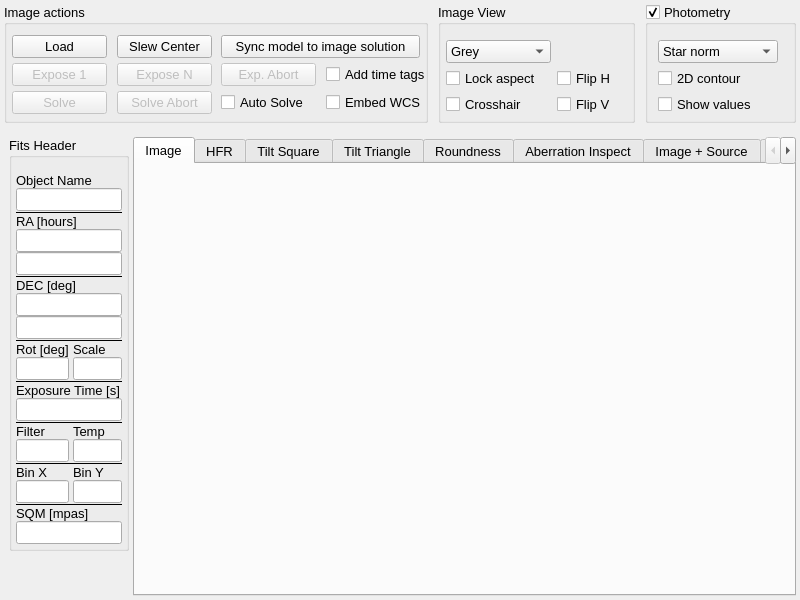
Qt form mw4/gui/widgets/image.ui (mworion/MountWizzard4) before a commit.
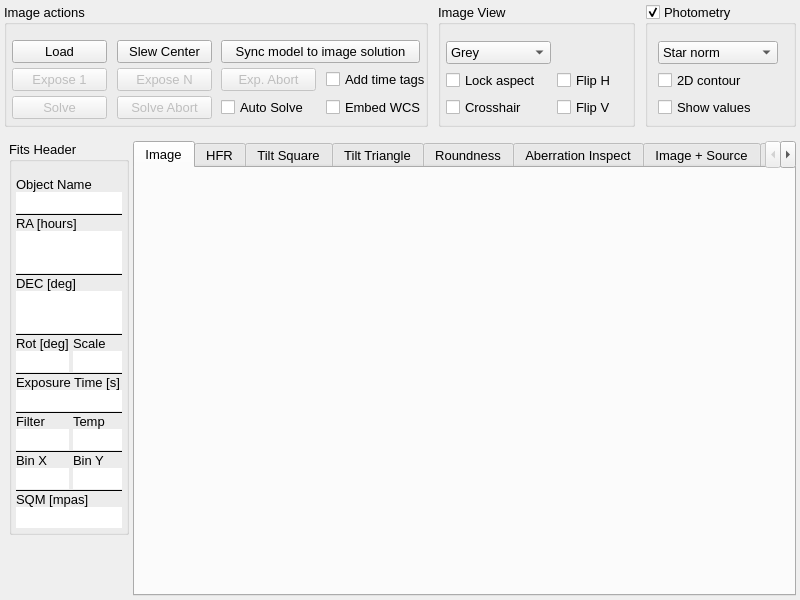
The same form after that commit. Custom widgets are drawn as their Qt base class.

Commit message: remove frames around QlineEdit

```diff
--- a/mw4/gui/widgets/image.ui
+++ b/mw4/gui/widgets/image.ui
@@ -72,18 +72,24 @@
      </property>
      <item>
       <widget class="QGroupBox" name="groupImageActions">
+       <property name="minimumSize">
+        <size>
+         <width>0</width>
+         <height>0</height>
+        </size>
+       </property>
        <property name="title">
         <string>Image actions</string>
        </property>
        <property name="large" stdset="0">
         <bool>true</bool>
        </property>
-       <layout class="QGridLayout" name="gridLayout_4">
+       <layout class="QGridLayout" name="gridLayout_4" rowminimumheight="0,0,0,0">
         <property name="leftMargin">
          <number>5</number>
         </property>
         <property name="topMargin">
-         <number>10</number>
+         <number>15</number>
         </property>
         <property name="rightMargin">
          <number>5</number>
@@ -269,13 +275,19 @@
      </item>
      <item>
       <widget class="QGroupBox" name="groupBox">
+       <property name="minimumSize">
+        <size>
+         <width>0</width>
+         <height>0</height>
+        </size>
+       </property>
        <property name="title">
         <string>Image View</string>
        </property>
        <property name="large" stdset="0">
         <bool>true</bool>
        </property>
-       <layout class="QGridLayout" name="gridLayout_3" rowstretch="0,0,0">
+       <layout class="QGridLayout" name="gridLayout_3" rowstretch="0,0,0" rowminimumheight="0,0,0">
         <property name="leftMargin">
          <number>5</number>
         </property>
@@ -386,6 +398,12 @@
      </item>
      <item>
       <widget class="QGroupBox" name="photometryGroup">
+       <property name="minimumSize">
+        <size>
+         <width>0</width>
+         <height>0</height>
+        </size>
+       </property>
        <property name="title">
         <string>Photometry</string>
        </property>
@@ -395,7 +413,7 @@
        <property name="large" stdset="0">
         <bool>true</bool>
        </property>
-       <layout class="QGridLayout" name="Imageview">
+       <layout class="QGridLayout" name="Imageview" rowminimumheight="0,0,0">
         <property name="leftMargin">
          <number>10</number>
         </property>
@@ -1242,8 +1260,8 @@
           <property name="enabled">
            <bool>true</bool>
           </property>
-          <property name="readOnly">
-           <bool>true</bool>
+          <property name="frame">
+           <bool>false</bool>
           </property>
           <property name="withoutFrame" stdset="0">
            <bool>true</bool>
@@ -1275,8 +1293,8 @@
           <property name="enabled">
            <bool>true</bool>
           </property>
-          <property name="readOnly">
-           <bool>true</bool>
+          <property name="frame">
+           <bool>false</bool>
           </property>
           <property name="withoutFrame" stdset="0">
            <bool>true</bool>
@@ -1315,8 +1333,8 @@
           <property name="enabled">
            <bool>true</bool>
           </property>
-          <property name="readOnly">
-           <bool>true</bool>
+          <property name="frame">
+           <bool>false</bool>
           </property>
           <property name="withoutFrame" stdset="0">
            <bool>true</bool>
@@ -1328,8 +1346,8 @@
           <property name="enabled">
            <bool>true</bool>
           </property>
-          <property name="readOnly">
-           <bool>true</bool>
+          <property name="frame">
+           <bool>false</bool>
           </property>
           <property name="withoutFrame" stdset="0">
            <bool>true</bool>
@@ -1348,8 +1366,8 @@
           <property name="enabled">
            <bool>true</bool>
           </property>
-          <property name="readOnly">
-           <bool>true</bool>
+          <property name="frame">
+           <bool>false</bool>
           </property>
           <property name="withoutFrame" stdset="0">
            <bool>true</bool>
@@ -1361,8 +1379,8 @@
           <property name="enabled">
            <bool>true</bool>
           </property>
-          <property name="readOnly">
-           <bool>true</bool>
+          <property name="frame">
+           <bool>false</bool>
           </property>
           <property name="withoutFrame" stdset="0">
            <bool>true</bool>
@@ -1374,8 +1392,8 @@
           <property name="enabled">
            <bool>true</bool>
           </property>
-          <property name="readOnly">
-           <bool>true</bool>
+          <property name="frame">
+           <bool>false</bool>
           </property>
           <property name="withoutFrame" stdset="0">
            <bool>true</bool>
@@ -1394,8 +1412,8 @@
           <property name="enabled">
            <bool>true</bool>
           </property>
-          <property name="readOnly">
-           <bool>true</bool>
+          <property name="frame">
+           <bool>false</bool>
           </property>
           <property name="withoutFrame" stdset="0">
            <bool>true</bool>
@@ -1414,8 +1432,8 @@
           <property name="enabled">
            <bool>true</bool>
           </property>
-          <property name="readOnly">
-           <bool>true</bool>
+          <property name="frame">
+           <bool>false</bool>
           </property>
           <property name="withoutFrame" stdset="0">
            <bool>true</bool>
@@ -1434,8 +1452,8 @@
           <property name="enabled">
            <bool>true</bool>
           </property>
-          <property name="readOnly">
-           <bool>true</bool>
+          <property name="frame">
+           <bool>false</bool>
           </property>
           <property name="withoutFrame" stdset="0">
            <bool>true</bool>
@@ -1447,8 +1465,8 @@
           <property name="enabled">
            <bool>true</bool>
           </property>
-          <property name="readOnly">
-           <bool>true</bool>
+          <property name="frame">
+           <bool>false</bool>
           </property>
           <property name="withoutFrame" stdset="0">
            <bool>true</bool>
@@ -1511,8 +1529,8 @@
           <property name="enabled">
            <bool>true</bool>
           </property>
-          <property name="readOnly">
-           <bool>true</bool>
+          <property name="frame">
+           <bool>false</bool>
           </property>
           <property name="withoutFrame" stdset="0">
            <bool>true</bool>
@@ -1545,8 +1563,8 @@
           <property name="enabled">
            <bool>true</bool>
           </property>
-          <property name="readOnly">
-           <bool>true</bool>
+          <property name="frame">
+           <bool>false</bool>
           </property>
           <property name="withoutFrame" stdset="0">
            <bool>true</bool>
```
Left out of the diff: 26 changed lines with no effect on the pictures. The commit also changes 6 other files.
